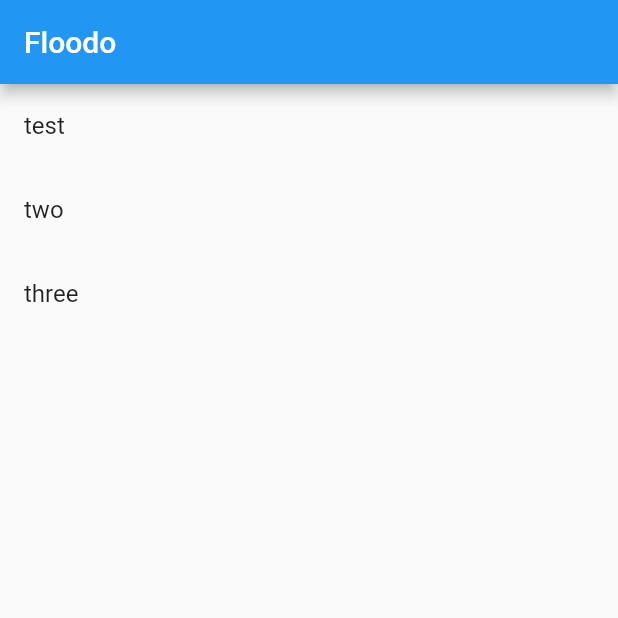
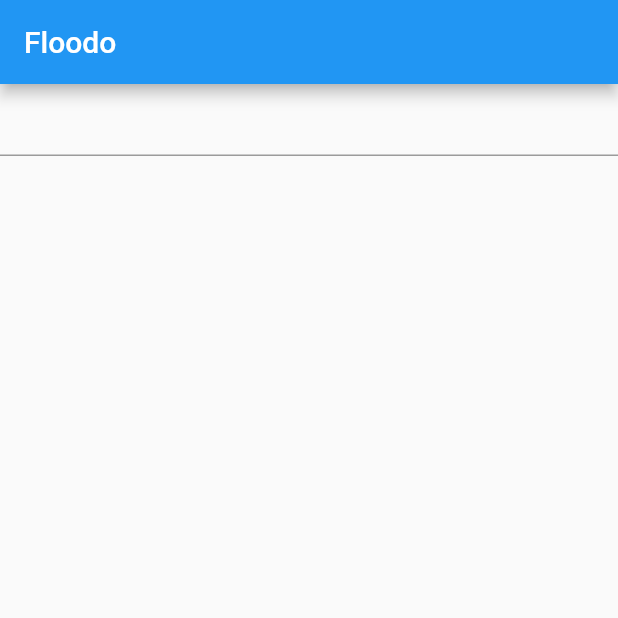
Before and after one commit to trhodeos/floodo, a Flutter app: the screen it shows after launch, on a phone screen of 412 x 824 dp, the top half of it. Run offline on Flutter 3.47's test engine with Material 2 defaults, Android fonts, the phone set to English and light mode, and no system bars.

Commit message:
Add simple textfield for inputting items.

```diff
--- a/lib/main.dart
+++ b/lib/main.dart
@@ -15,6 +15,12 @@ class MyApp extends StatelessWidget {
   }
 }
 
+class TodoItem {
+  String text;
+
+  TodoItem(this.text);
+}
+
 class FloodoList extends StatefulWidget {
   FloodoList({Key key, this.title}) : super(key: key);
 
@@ -25,23 +31,29 @@ class FloodoList extends StatefulWidget {
 }
 
 class _FloodoListState extends State<FloodoList> {
-  var items = ['test', 'two', 'three'];
+  var items = [];
 
-  Widget buildItem(name) {
-    return new Dismissible(onDismissed: (DismissDirection d) {
+  Widget buildItem(item) {
+    return new Dismissible(onDismissed: (d) {
       setState(() {
-        items.remove(name);
+        items.remove(item);
       });
-    }, child: new ListTile(title: new Text(name)), key: new ObjectKey(name));
+    },
+        child: new ListTile(title: new Text(item.text)),
+        key: new ObjectKey(item));
   }
 
   @override
   Widget build(BuildContext context) {
+    var itemWidgets = items.map(buildItem).toList();
+    itemWidgets.add(
+        new TextField(onSubmitted: (text) =>
+            setState(() => items.add(new TodoItem(text)))));
     return new Scaffold(
       appBar: new AppBar(
         title: new Text(widget.title),
       ),
-      body: new ListView(children: items.map(buildItem).toList(),),
+      body: new Column(children: itemWidgets),
     );
   }
 }
```
